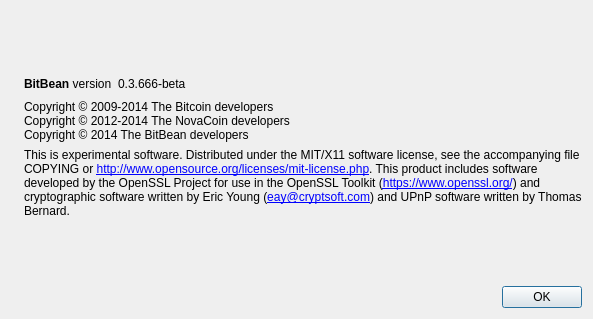
Before: the Qt Designer form src/qt/forms/aboutdialog.ui in nokat/bitbean, drawn with Qt 5.
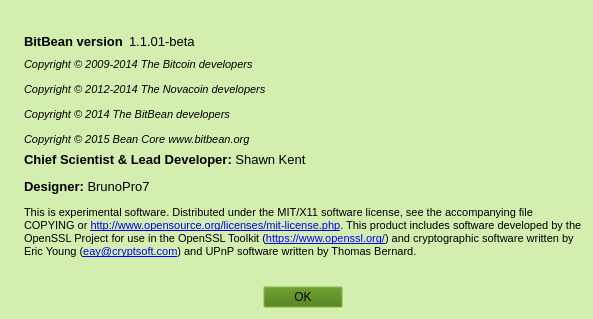
After: the same form once the commit is applied. Icons and pictures are not drawn.

```diff
--- a/src/qt/forms/aboutdialog.ui
+++ b/src/qt/forms/aboutdialog.ui
@@ -10,9 +10,188 @@
     <height>319</height>
    </rect>
   </property>
+  <property name="palette">
+   <palette>
+    <active>
+     <colorrole role="Button">
+      <brush brushstyle="SolidPattern">
+       <color alpha="255">
+        <red>211</red>
+        <green>238</green>
+        <blue>175</blue>
+       </color>
+      </brush>
+     </colorrole>
+     <colorrole role="Base">
+      <brush brushstyle="SolidPattern">
+       <color alpha="255">
+        <red>255</red>
+        <green>255</green>
+        <blue>255</blue>
+       </color>
+      </brush>
+     </colorrole>
+     <colorrole role="Window">
+      <brush brushstyle="SolidPattern">
+       <color alpha="255">
+        <red>211</red>
+        <green>238</green>
+        <blue>175</blue>
+       </color>
+      </brush>
+     </colorrole>
+     <colorrole role="Highlight">
+      <brush brushstyle="SolidPattern">
+       <color alpha="255">
+        <red>159</red>
+        <green>213</green>
+        <blue>85</blue>
+       </color>
+      </brush>
+     </colorrole>
+     <colorrole role="AlternateBase">
+      <brush brushstyle="SolidPattern">
+       <color alpha="255">
+        <red>211</red>
+        <green>238</green>
+        <blue>175</blue>
+       </color>
+      </brush>
+     </colorrole>
+     <colorrole role="ToolTipBase">
+      <brush brushstyle="SolidPattern">
+       <color alpha="255">
+        <red>211</red>
+        <green>238</green>
+        <blue>175</blue>
+       </color>
+      </brush>
+     </colorrole>
+    </active>
+    <inactive>
+     <colorrole role="Button">
+      <brush brushstyle="SolidPattern">
+       <color alpha="255">
+        <red>211</red>
+        <green>238</green>
+        <blue>175</blue>
+       </color>
+      </brush>
+     </colorrole>
+     <colorrole role="Base">
+      <brush brushstyle="SolidPattern">
+       <color alpha="255">
+        <red>255</red>
+        <green>255</green>
+        <blue>255</blue>
+       </color>
+      </brush>
+     </colorrole>
+     <colorrole role="Window">
+      <brush brushstyle="SolidPattern">
+       <color alpha="255">
+        <red>211</red>
+        <green>238</green>
+        <blue>175</blue>
+       </color>
+      </brush>
+     </colorrole>
+     <colorrole role="Highlight">
+      <brush brushstyle="SolidPattern">
+       <color alpha="255">
+        <red>159</red>
+        <green>213</green>
+        <blue>85</blue>
+       </color>
+      </brush>
+     </colorrole>
+     <colorrole role="AlternateBase">
+      <brush brushstyle="SolidPattern">
+       <color alpha="255">
+        <red>211</red>
+        <green>238</green>
+        <blue>175</blue>
+       </color>
+      </brush>
+     </colorrole>
+     <colorrole role="ToolTipBase">
+      <brush brushstyle="SolidPattern">
+       <color alpha="255">
+        <red>211</red>
+        <green>238</green>
+        <blue>175</blue>
+       </color>
+      </brush>
+     </colorrole>
+    </inactive>
+    <disabled>
+     <colorrole role="Button">
+      <brush brushstyle="SolidPattern">
+       <color alpha="255">
+        <red>211</red>
+        <green>238</green>
+        <blue>175</blue>
+       </color>
+      </brush>
+     </colorrole>
+     <colorrole role="Base">
+      <brush brushstyle="SolidPattern">
+       <color alpha="255">
+        <red>211</red>
+        <green>238</green>
+        <blue>175</blue>
+       </color>
+      </brush>
+     </colorrole>
+     <colorrole role="Window">
+      <brush brushstyle="SolidPattern">
+       <color alpha="255">
+        <red>211</red>
+        <green>238</green>
+        <blue>175</blue>
+       </color>
+      </brush>
+     </colorrole>
+     <colorrole role="Highlight">
+      <brush brushstyle="SolidPattern">
+       <color alpha="255">
+        <red>0</red>
+        <green>0</green>
+        <blue>128</blue>
+       </color>
+      </brush>
+     </colorrole>
+     <colorrole role="AlternateBase">
+      <brush brushstyle="SolidPattern">
+       <color alpha="255">
+        <red>211</red>
+        <green>238</green>
+        <blue>175</blue>
+       </color>
+      </brush>
+     </colorrole>
+     <colorrole role="ToolTipBase">
+      <brush brushstyle="SolidPattern">
+       <color alpha="255">
+        <red>211</red>
+        <green>238</green>
+        <blue>175</blue>
+       </color>
+      </brush>
+     </colorrole>
+    </disabled>
+   </palette>
+  </property>
   <property name="windowTitle">
    <string>About BitBean</string>
   </property>
+  <property name="windowIcon">
+   <iconset resource="../bitbean.qrc">
+    <normaloff>:/icons/bitbean</normaloff>:/icons/bitbean</iconset>
+  </property>
+  <property name="autoFillBackground">
+   <bool>false</bool>
+  </property>
   <layout class="QHBoxLayout" name="horizontalLayout_2">
    <item>
     <widget class="QLabel" name="label_4">
@@ -46,6 +225,14 @@
       <layout class="QHBoxLayout" name="horizontalLayout">
        <item>
         <widget class="QLabel" name="label">
+         <property name="font">
+          <font>
+           <family>Liberation Sans</family>
+           <pointsize>10</pointsize>
+           <weight>75</weight>
+           <bold>true</bold>
+          </font>
+         </property>
          <property name="cursor">
           <cursorShape>IBeamCursor</cursorShape>
          </property>
@@ -59,11 +246,17 @@
        </item>
        <item>
         <widget class="QLabel" name="versionLabel">
+         <property name="font">
+          <font>
+           <family>Liberation Sans</family>
+           <pointsize>10</pointsize>
+          </font>
+         </property>
          <property name="cursor">
           <cursorShape>IBeamCursor</cursorShape>
          </property>
          <property name="text">
-          <string notr="true">0.3.666-beta</string>
+          <string notr="true">1.1.01-beta</string>
          </property>
          <property name="textInteractionFlags">
           <set>Qt::LinksAccessibleByMouse|Qt::TextSelectableByKeyboard|Qt::TextSelectableByMouse</set>
@@ -85,15 +278,26 @@
        </item>
       </layout>
      </item>
-     <item>
+     <item alignment="Qt::AlignTop">
       <widget class="QLabel" name="copyrightLabel">
+       <property name="font">
+        <font>
+         <family>Liberation Sans</family>
+         <pointsize>10</pointsize>
+        </font>
+       </property>
        <property name="cursor">
         <cursorShape>IBeamCursor</cursorShape>
        </property>
        <property name="text">
-        <string>Copyright © 2009-2014 The Bitcoin developers
-Copyright © 2012-2014 The NovaCoin developers
-Copyright © 2014 The BitBean developers</string>
+        <string>&lt;!DOCTYPE HTML PUBLIC &quot;-//W3C//DTD HTML 4.0//EN&quot; &quot;http://www.w3.org/TR/REC-html40/strict.dtd&quot;&gt;
+&lt;html&gt;&lt;head&gt;&lt;meta name=&quot;qrichtext&quot; content=&quot;1&quot; /&gt;&lt;style type=&quot;text/css&quot;&gt;
+p, li { white-space: pre-wrap; }
+&lt;/style&gt;&lt;/head&gt;&lt;body style=&quot; font-family:'Liberation Sans'; font-size:10pt; font-weight:400; font-style:normal;&quot;&gt;
+&lt;p style=&quot; margin-top:12px; margin-bottom:12px; margin-left:0px; margin-right:0px; -qt-block-indent:0; text-indent:0px;&quot;&gt;&lt;span style=&quot; font-size:8pt; font-style:italic;&quot;&gt;Copyright © 2009-2014 The Bitcoin developers&lt;/span&gt;&lt;/p&gt;
+&lt;p style=&quot; margin-top:12px; margin-bottom:12px; margin-left:0px; margin-right:0px; -qt-block-indent:0; text-indent:0px;&quot;&gt;&lt;span style=&quot; font-size:8pt; font-style:italic;&quot;&gt;Copyright © 2012-2014 The Novacoin developers&lt;/span&gt;&lt;/p&gt;
+&lt;p style=&quot; margin-top:12px; margin-bottom:12px; margin-left:0px; margin-right:0px; -qt-block-indent:0; text-indent:0px;&quot;&gt;&lt;span style=&quot; font-size:8pt; font-style:italic;&quot;&gt;Copyright © 2014 The BitBean developers&lt;/span&gt;&lt;/p&gt;
+&lt;p style=&quot; margin-top:12px; margin-bottom:12px; margin-left:0px; margin-right:0px; -qt-block-indent:0; text-indent:0px;&quot;&gt;&lt;span style=&quot; font-size:8pt; font-style:italic;&quot;&gt;Copyright © 2015 Bean Core www.bitbean.org&lt;/span&gt;&lt;/p&gt;&lt;/body&gt;&lt;/html&gt;</string>
        </property>
        <property name="textInteractionFlags">
         <set>Qt::LinksAccessibleByMouse|Qt::TextSelectableByKeyboard|Qt::TextSelectableByMouse</set>
@@ -102,16 +306,17 @@
      </item>
      <item>
       <widget class="QLabel" name="label_2">
+       <property name="font">
+        <font>
+         <family>Liberation Sans</family>
+         <pointsize>10</pointsize>
+        </font>
+       </property>
        <property name="cursor">
         <cursorShape>IBeamCursor</cursorShape>
        </property>
        <property name="text">
-        <string>
-This is experimental software.
-
-Distributed under the MIT/X11 software license, see the accompanying file COPYING or &lt;a href=&quot;http://www.opensource.org/licenses/mit-license.php&quot;&gt;http://www.opensource.org/licenses/mit-license.php&lt;/a&gt;.
-
-This product includes software developed by the OpenSSL Project for use in the OpenSSL Toolkit (&lt;a href=&quot;https://www.openssl.org/&quot;&gt;https://www.openssl.org/&lt;/a&gt;) and cryptographic software written by Eric Young (&lt;a href=&quot;mailto:eay@cryptsoft.com&quot;&gt;eay@cryptsoft.com&lt;/a&gt;) and UPnP software written by Thomas Bernard.</string>
+        <string>&lt;html&gt;&lt;head/&gt;&lt;body&gt;&lt;p&gt;&lt;span style=&quot; font-weight:600;&quot;&gt;Chief Scientist &amp;amp; Lead Developer: &lt;/span&gt;Shawn Kent&lt;/p&gt;&lt;p&gt;&lt;span style=&quot; font-weight:600;&quot;&gt;Designer: &lt;/span&gt;BrunoPro7&lt;/p&gt;&lt;p&gt;&lt;span style=&quot; font-size:8pt;&quot;&gt;This is experimental software. Distributed under the MIT/X11 software license, see the accompanying file COPYING or &lt;/span&gt;&lt;a href=&quot;http://www.opensource.org/licenses/mit-license.php&quot;&gt;&lt;span style=&quot; font-size:8pt; text-decoration: underline; color:#0000ff;&quot;&gt;http://www.opensource.org/licenses/mit-license.php&lt;/span&gt;&lt;/a&gt;&lt;span style=&quot; font-size:8pt;&quot;&gt;. This product includes software developed by the OpenSSL Project for use in the OpenSSL Toolkit (&lt;/span&gt;&lt;a href=&quot;https://www.openssl.org/&quot;&gt;&lt;span style=&quot; font-size:8pt; text-decoration: underline; color:#0000ff;&quot;&gt;https://www.openssl.org/&lt;/span&gt;&lt;/a&gt;&lt;span style=&quot; font-size:8pt;&quot;&gt;) and cryptographic software written by Eric Young (&lt;/span&gt;&lt;a href=&quot;mailto:eay@cryptsoft.com&quot;&gt;&lt;span style=&quot; font-size:8pt; text-decoration: underline; color:#0000ff;&quot;&gt;eay@cryptsoft.com&lt;/span&gt;&lt;/a&gt;&lt;span style=&quot; font-size:8pt;&quot;&gt;) and UPnP software written by Thomas Bernard.&lt;/span&gt;&lt;/p&gt;&lt;/body&gt;&lt;/html&gt;</string>
        </property>
        <property name="textFormat">
         <enum>Qt::RichText</enum>
@@ -137,8 +342,72 @@
        </property>
       </spacer>
      </item>
-     <item>
+     <item alignment="Qt::AlignHCenter">
       <widget class="QDialogButtonBox" name="buttonBox">
+       <property name="palette">
+        <palette>
+         <active>
+          <colorrole role="Button">
+           <brush brushstyle="SolidPattern">
+            <color alpha="255">
+             <red>159</red>
+             <green>213</green>
+             <blue>85</blue>
+            </color>
+           </brush>
+          </colorrole>
+          <colorrole role="AlternateBase">
+           <brush brushstyle="SolidPattern">
+            <color alpha="255">
+             <red>211</red>
+             <green>238</green>
+             <blue>175</blue>
+            </color>
+           </brush>
+          </colorrole>
+         </active>
+         <inactive>
+          <colorrole role="Button">
+           <brush brushstyle="SolidPattern">
+            <color alpha="255">
+             <red>55</red>
+             <green>106</green>
+             <blue>0</blue>
+            </color>
+           </brush>
+          </colorrole>
+          <colorrole role="AlternateBase">
+           <brush brushstyle="SolidPattern">
+            <color alpha="255">
+             <red>233</red>
+             <green>231</green>
+             <blue>227</blue>
+            </color>
+           </brush>
+          </colorrole>
+         </inactive>
+         <disabled>
+          <colorrole role="Button">
+           <brush brushstyle="SolidPattern">
+            <color alpha="255">
+             <red>55</red>
+             <green>106</green>
+             <blue>0</blue>
+            </color>
+           </brush>
+          </colorrole>
+          <colorrole role="AlternateBase">
+           <brush brushstyle="SolidPattern">
+            <color alpha="255">
+             <red>233</red>
+             <green>231</green>
+             <blue>227</blue>
+            </color>
+           </brush>
+          </colorrole>
+         </disabled>
+        </palette>
+       </property>
        <property name="orientation">
         <enum>Qt::Horizontal</enum>
        </property>
```
Left out of the diff: 4 changed lines with no effect on the pictures.
